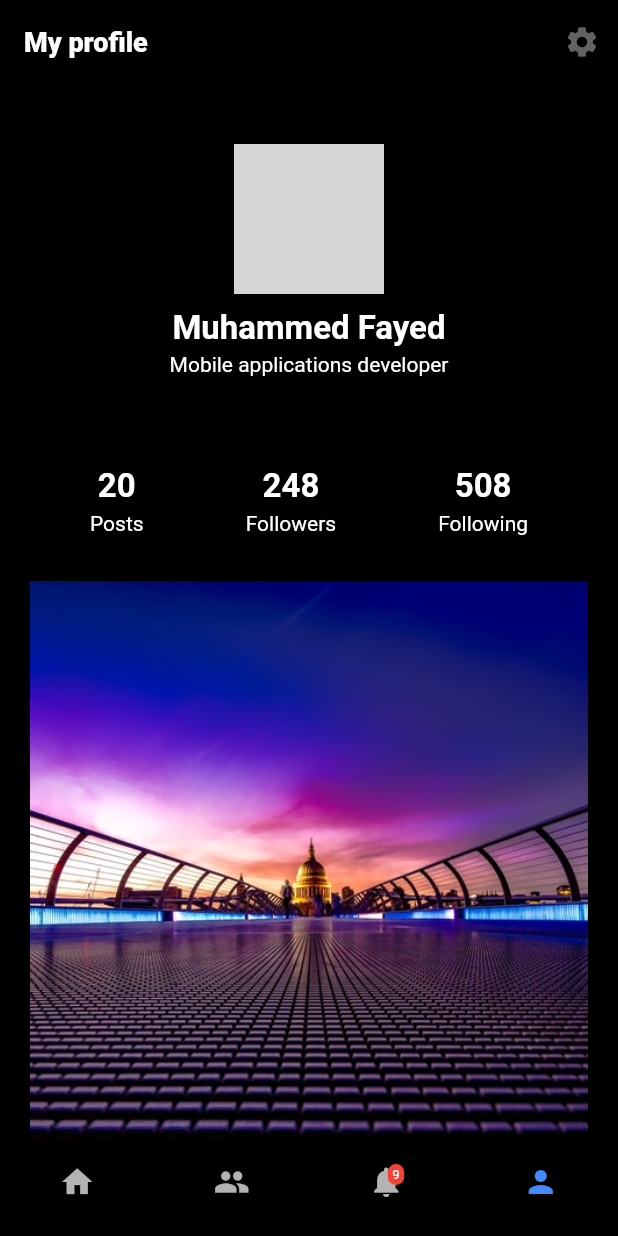
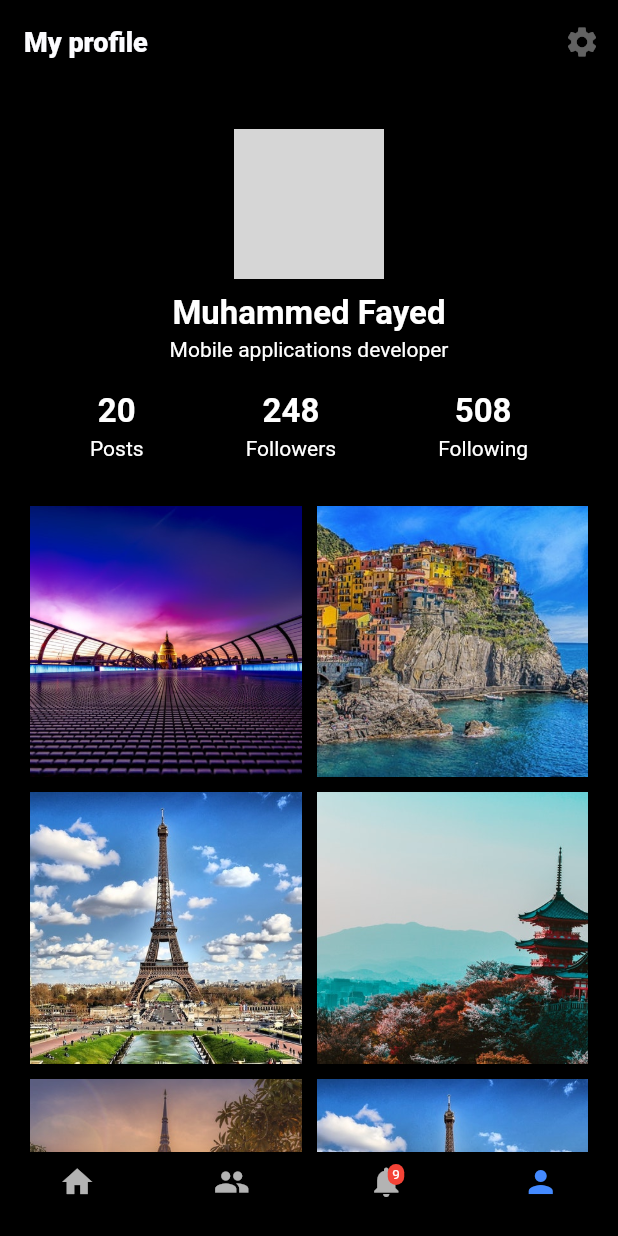
Before and after one commit to muhamedfayed/Flutter_social_app, a Flutter app: the screen it shows after launch, swiped to page 4, on a phone screen of 412 x 824 dp. Run offline on Flutter 3.47's test engine with Material 2 defaults, Android fonts, the phone set to English and light mode, and no system bars; grey boxes are pictures that could not be loaded.

Commit message:
enhance design

```diff
--- a/lib/pages/my_profile.dart
+++ b/lib/pages/my_profile.dart
@@ -31,7 +31,7 @@ class _MyProfileState extends State<MyProfile> {
             mainAxisAlignment: MainAxisAlignment.center,
             crossAxisAlignment: CrossAxisAlignment.center,
             children: <Widget>[
-              SizedBox(height: 40),
+              SizedBox(height: 30),
               CircleAvatar(
                 backgroundImage: AssetImage(
                   "assets/Profile.jpg",
@@ -52,7 +52,6 @@ class _MyProfileState extends State<MyProfile> {
                 style: TextStyle(),
               ),
               SizedBox(height: 20),
-              SizedBox(height: 40),
               Padding(
                 padding: EdgeInsets.symmetric(horizontal: 50),
                 child: Row(
@@ -117,7 +116,7 @@ class _MyProfileState extends State<MyProfile> {
                 padding: EdgeInsets.all(5),
                 itemCount: 20,
                 gridDelegate: SliverGridDelegateWithFixedCrossAxisCount(
-                  crossAxisCount: 1,
+                  crossAxisCount: 2,
                   childAspectRatio: 200 / 200,
                 ),
                 itemBuilder: (BuildContext context, int index) {
```
